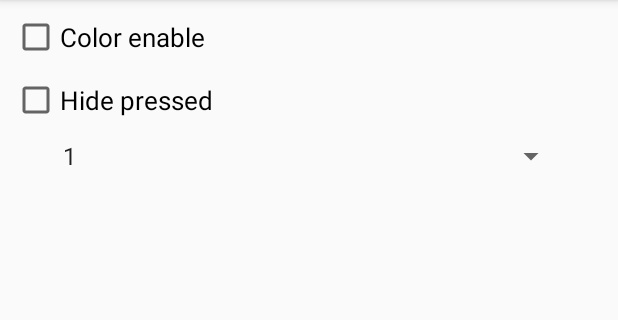
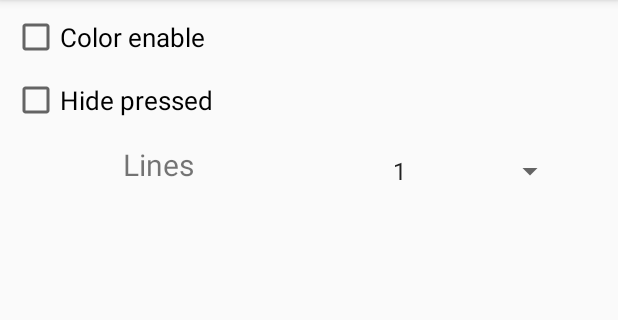
Before and after one commit to NoCrail/Numerator, an Android app: the screen it shows after launch (MainActivity), on a phone screen of 412 x 824 dp, the part 84-404 px from its top. Run offline under Robolectric (Android 15) with nearby library versions, the phone set to English and light mode, and no system bars.

Commit message:
Закончил. Добавлено размер поля. Настроил спиннер и еще чото

```diff
--- a/app/src/main/java/com/home/nocrail/numerator/MainActivity.java
+++ b/app/src/main/java/com/home/nocrail/numerator/MainActivity.java
@@ -7,11 +7,13 @@ import android.view.View;
 import android.widget.Button;
 import android.widget.CheckBox;
 import android.widget.CompoundButton;
+import android.widget.Spinner;
 
 public class MainActivity extends AppCompatActivity {
     public static boolean color = false;
     public static boolean hide = false;
     public static boolean rotate = false;
+    public static int lines  = 1;
 
     @Override
     protected void onCreate(Bundle savedInstanceState) {
@@ -24,6 +26,8 @@ public class MainActivity extends AppCompatActivity {
 
         Button start = (Button)findViewById(R.id.start);
         Button about = (Button)findViewById(R.id.about);
+
+        final Spinner spin = (Spinner)findViewById(R.id.spinner);
 
 
         about.setOnClickListener(new View.OnClickListener() {
@@ -41,7 +45,8 @@ public class MainActivity extends AppCompatActivity {
                 Intent start = new Intent(MainActivity.this, Game.class);
                 hide = hidecheck.isChecked();
                 color = colorcheck.isChecked();
-
+                String t = spin.getSelectedItem().toString();
+                lines = Integer.parseInt(t);
                 startActivity(start);
 
             }
--- a/app/src/main/res/layout/activity_main.xml
+++ b/app/src/main/res/layout/activity_main.xml
@@ -65,14 +65,26 @@
 
     <Spinner
         android:id="@+id/spinner"
-        android:layout_width="344dp"
+        android:layout_width="174dp"
+        android:layout_height="36dp"
+        android:layout_marginRight="8dp"
         android:entries="@array/Lines"
-        android:layout_height="wrap_content"
-        android:layout_marginTop="8dp"
-        app:layout_constraintTop_toBottomOf="@+id/HideCheck"
-        android:layout_marginLeft="8dp"
+        android:textAlignment="center"
+        app:layout_constraintRight_toRightOf="parent"
+        app:layout_constraintLeft_toRightOf="@+id/textView"
+        android:layout_marginLeft="0dp"
+        android:layout_marginTop="12dp"
+        app:layout_constraintTop_toBottomOf="@+id/HideCheck" />
+
+    <TextView
+        android:id="@+id/textView"
+        android:layout_width="94dp"
+        android:layout_height="36dp"
+        android:layout_marginLeft="82dp"
+        android:layout_marginTop="12dp"
+        android:text="@string/Lines"
+        android:textSize="20sp"
         app:layout_constraintLeft_toLeftOf="parent"
-        android:layout_marginRight="8dp"
-        app:layout_constraintRight_toRightOf="parent" />
+        app:layout_constraintTop_toBottomOf="@+id/HideCheck" />
 
 </android.support.constraint.ConstraintLayout>
--- a/app/src/main/res/values/strings.xml
+++ b/app/src/main/res/values/strings.xml
@@ -11,7 +11,7 @@
     <string name="HideCheck">Hide pressed</string>
     <string name="RotationCheck">Rotate</string>
     <string-array name="Lines">
-        <item>1</item>
+        <item>1 </item>
         <item>2</item>
         <item>3</item>
         <item>4</item>
@@ -20,4 +20,5 @@
         <item>7</item>
         <item>8</item>
     </string-array>
+    <string name="Lines">Lines</string>
 </resources>
```
Also changed, not shown: app/src/main/java/com/home/nocrail/numerator/Game.java (+12 -5 lines), 1 other file.
